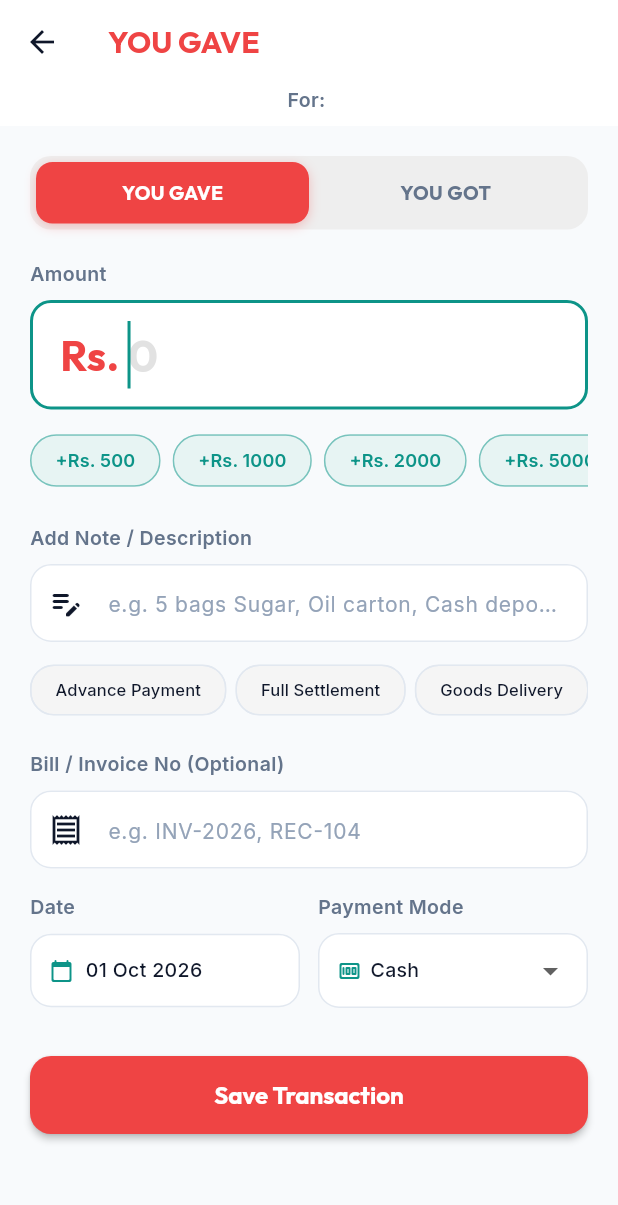
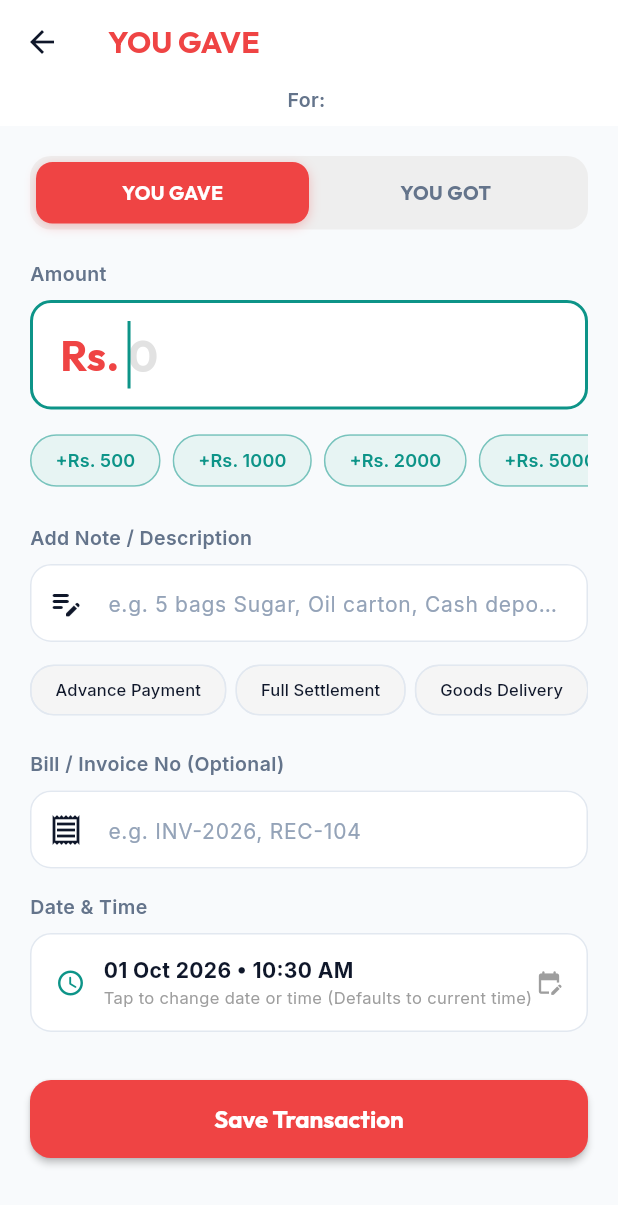
Before and after one commit to usamahow001-ux/easy_manage, a Flutter app: the AddTransactionScreen screen opened directly with empty values, on a phone screen of 412 x 824 dp. Shown: the top 1205 px of the screen. Run offline on Flutter 3.47's test engine with Material 3 defaults, Android fonts, the phone set to English and light mode, and no system bars; our stand-ins replace fl_chart, google_fonts, google_sign_in, pdf, printing, share_plus and 1 more; accounts and stored records are empty.

Commit message:
Remove Payment Method dropdown and add full-width seamless Date-then-Time picker flow

```diff
--- a/lib/screens/add_transaction_screen.dart
+++ b/lib/screens/add_transaction_screen.dart
@@ -27,7 +27,6 @@ class _AddTransactionScreenState extends State<AddTransactionScreen> {
   final TextEditingController _noteController = TextEditingController();
   final TextEditingController _billNoController = TextEditingController();
   DateTime _selectedDate = DateTime.now();
-  PaymentMode _paymentMode = PaymentMode.cash;
 
   static const List<String> presetNotes = [
     'Advance Payment',
@@ -258,34 +257,53 @@ class _AddTransactionScreenState extends State<AddTransactionScreen> {
               ),
             ),
             const SizedBox(height: 16),
-            // Payment Mode & Date Row
-            Row(
-              children: [
-                // Date Picker
-                Expanded(
-                  child: Column(
-                    crossAxisAlignment: CrossAxisAlignment.start,
-                    children: [
+            // Date & Time Box (Full Width)
             Text(
-                        loc.tr('date'),
+              '${loc.tr('date')} & Time',
               style: GoogleFonts.inter(fontSize: 13, fontWeight: FontWeight.w600, color: isDark ? AppTheme.darkTextSecondary : AppTheme.lightTextSecondary),
             ),
             const SizedBox(height: 8),
             InkWell(
               onTap: () async {
-                          final picked = await showDatePicker(
+                final pickedDate = await showDatePicker(
                   context: context,
                   initialDate: _selectedDate,
                   firstDate: DateTime(2020),
                   lastDate: DateTime(2030),
                 );
-                          if (picked != null) {
-                            setState(() => _selectedDate = picked);
+                if (pickedDate != null && context.mounted) {
+                  final initialTime = TimeOfDay.fromDateTime(_selectedDate);
+                  final pickedTime = await showTimePicker(
+                    context: context,
+                    initialTime: initialTime,
+                  );
+                  if (pickedTime != null) {
+                    setState(() {
+                      _selectedDate = DateTime(
+                        pickedDate.year,
+                        pickedDate.month,
+                        pickedDate.day,
+                        pickedTime.hour,
+                        pickedTime.minute,
+                      );
+                    });
+                  } else {
+                    setState(() {
+                      _selectedDate = DateTime(
+                        pickedDate.year,
+                        pickedDate.month,
+                        pickedDate.day,
+                        _selectedDate.hour,
+                        _selectedDate.minute,
+                      );
+                    });
+                  }
                 }
               },
               borderRadius: BorderRadius.circular(14),
               child: Container(
-                          padding: const EdgeInsets.symmetric(horizontal: 12, vertical: 14),
+                width: double.infinity,
+                padding: const EdgeInsets.symmetric(horizontal: 16, vertical: 14),
                 decoration: BoxDecoration(
                   border: Border.all(color: isDark ? AppTheme.darkBorder : AppTheme.lightBorder),
                   borderRadius: BorderRadius.circular(14),
@@ -293,86 +311,27 @@ class _AddTransactionScreenState extends State<AddTransactionScreen> {
                 ),
                 child: Row(
                   children: [
-                              const Icon(Icons.calendar_today_rounded, size: 16, color: AppTheme.primaryGreen),
-                              const SizedBox(width: 8),
-                              Expanded(
-                                child: Text(
-                                  DateFormat('dd MMM yyyy').format(_selectedDate),
-                                  style: GoogleFonts.inter(fontSize: 13, fontWeight: FontWeight.w500),
-                                  overflow: TextOverflow.ellipsis,
-                                ),
-                              ),
-                            ],
-                          ),
-                        ),
-                      ),
-                    ],
-                  ),
-                ),
+                    const Icon(Icons.access_time_rounded, size: 20, color: AppTheme.primaryGreen),
                     const SizedBox(width: 12),
-                // Payment Mode
                     Expanded(
                       child: Column(
                         crossAxisAlignment: CrossAxisAlignment.start,
                         children: [
                           Text(
-                        loc.tr('payment_mode'),
-                        style: GoogleFonts.inter(fontSize: 13, fontWeight: FontWeight.w600, color: isDark ? AppTheme.darkTextSecondary : AppTheme.lightTextSecondary),
+                            DateFormat('dd MMM yyyy • hh:mm a').format(_selectedDate),
+                            style: GoogleFonts.inter(fontSize: 14, fontWeight: FontWeight.bold),
                           ),
-                      const SizedBox(height: 8),
-                      Container(
-                        padding: const EdgeInsets.symmetric(horizontal: 12),
-                        decoration: BoxDecoration(
-                          border: Border.all(color: isDark ? AppTheme.darkBorder : AppTheme.lightBorder),
-                          borderRadius: BorderRadius.circular(14),
-                          color: isDark ? AppTheme.darkCardElevated : Colors.white,
-                        ),
-                        child: DropdownButtonHideUnderline(
-                          child: DropdownButton<PaymentMode>(
-                            value: _paymentMode,
-                            isExpanded: true,
-                            items: [
-                              DropdownMenuItem(
-                                value: PaymentMode.cash,
-                                child: Row(
-                                  children: [
-                                    const Icon(Icons.money_rounded, size: 16, color: AppTheme.primaryGreen),
-                                    const SizedBox(width: 6),
-                                    Text(loc.tr('cash'), style: GoogleFonts.inter(fontSize: 13)),
-                                  ],
-                                ),
-                              ),
-                              DropdownMenuItem(
-                                value: PaymentMode.online,
-                                child: Row(
-                                  children: [
-                                    const Icon(Icons.account_balance_rounded, size: 16, color: Color(0xFF3B82F6)),
-                                    const SizedBox(width: 6),
-                                    Text(loc.tr('bank_transfer'), style: GoogleFonts.inter(fontSize: 13)),
-                                  ],
-                                ),
-                              ),
-                              DropdownMenuItem(
-                                value: PaymentMode.cheque,
-                                child: Row(
-                                  children: [
-                                    const Icon(Icons.fact_check_outlined, size: 16, color: Color(0xFF8B5CF6)),
-                                    const SizedBox(width: 6),
-                                    Text(loc.tr('cheque'), style: GoogleFonts.inter(fontSize: 13)),
-                                  ],
-                                ),
-                              ),
-                            ],
-                            onChanged: (val) {
-                              if (val != null) setState(() => _paymentMode = val);
-                            },
-                          ),
-                        ),
+                          Text(
+                            'Tap to change date or time (Defaults to current time)',
+                            style: GoogleFonts.inter(fontSize: 11, color: Colors.grey),
                           ),
                         ],
                       ),
                     ),
+                    const Icon(Icons.edit_calendar_rounded, size: 18, color: Colors.grey),
                   ],
+                ),
+              ),
             ),
             const SizedBox(height: 32),
             // Save Button
@@ -401,7 +360,7 @@ class _AddTransactionScreenState extends State<AddTransactionScreen> {
                     date: _selectedDate,
                     note: _noteController.text.trim(),
                     billNumber: _billNoController.text.trim(),
-                    paymentMode: _paymentMode,
+                    paymentMode: PaymentMode.cash,
                   );
 
                   Navigator.pop(context);
```
Lines whose indentation alone changed are shown as unchanged.
